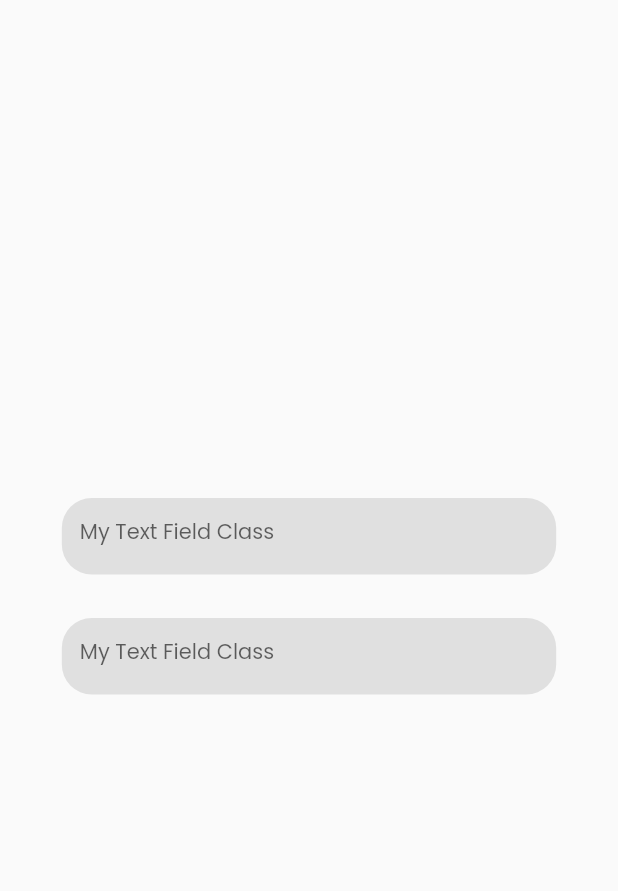
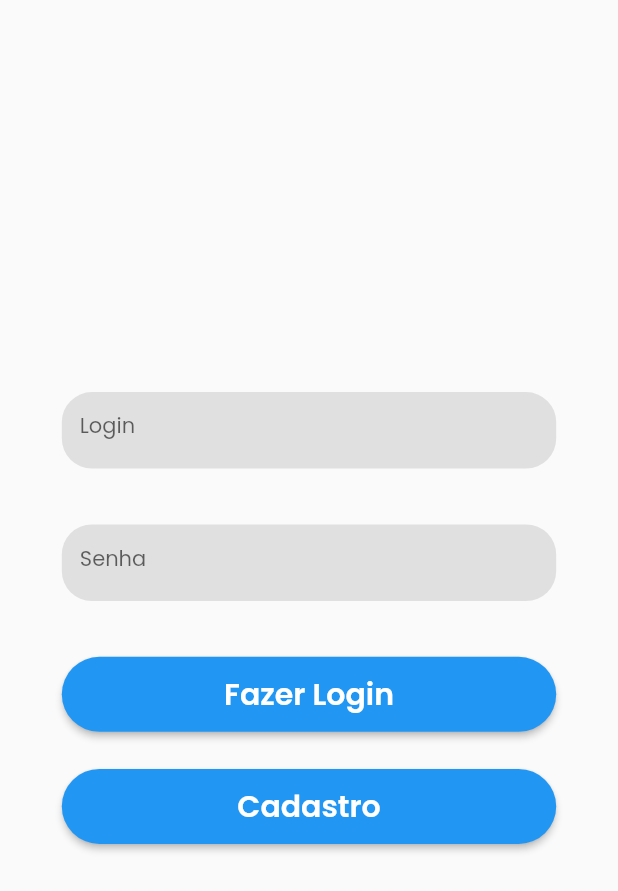
Before and after one commit to megarubber/taubacare, a Flutter app: the screen it shows after launch, on a phone screen of 412 x 824 dp. Shown: the top 891 px of the screen. Run offline on Flutter 3.47's test engine with Material 2 defaults, Android fonts, the phone set to English and light mode, and no system bars; project files that could hold a hidden picture were left out.

Commit message:
feat(login): add the base elements for login screen (button and hints)

```diff
--- a/lib/screens/login.dart
+++ b/lib/screens/login.dart
@@ -1,5 +1,6 @@
 import 'package:flutter/material.dart';
 import '../widgets/mytextfield.dart';
+import '../widgets/mybutton.dart';
 
 class Login extends StatefulWidget {
   const Login({Key? key}) : super(key: key);
@@ -19,14 +20,27 @@ class _LoginState extends State<Login> {
             mainAxisAlignment: MainAxisAlignment.center,
             children: <Widget>[
               MyTextField(
+                hintText: 'Login',
                 validatorText: 'eae',
                 validExp: r'',
                 width: size.width * 0.8
               ),
+              SizedBox(height: size.height * 0.01),
               MyTextField(
+                hintText: 'Senha',
                 validatorText: 'eae',
                 validExp: r'',
                 width: size.width * 0.8
+              ),
+              SizedBox(height: size.height * 0.01),
+              MyButton(
+                width: size.width * 0.8,
+                message: 'Fazer Login'
+              ),
+              SizedBox(height: size.height * 0.03),
+              MyButton(
+                width: size.width * 0.8,
+                message: 'Cadastro'
               ),
             ]
           )
```
